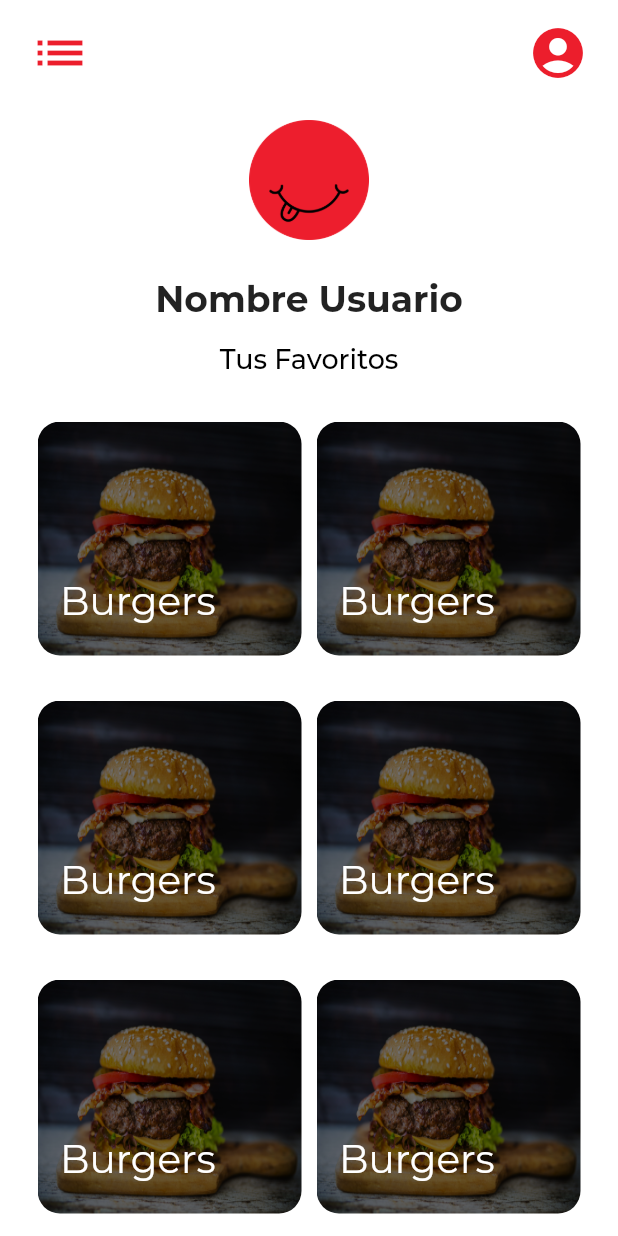
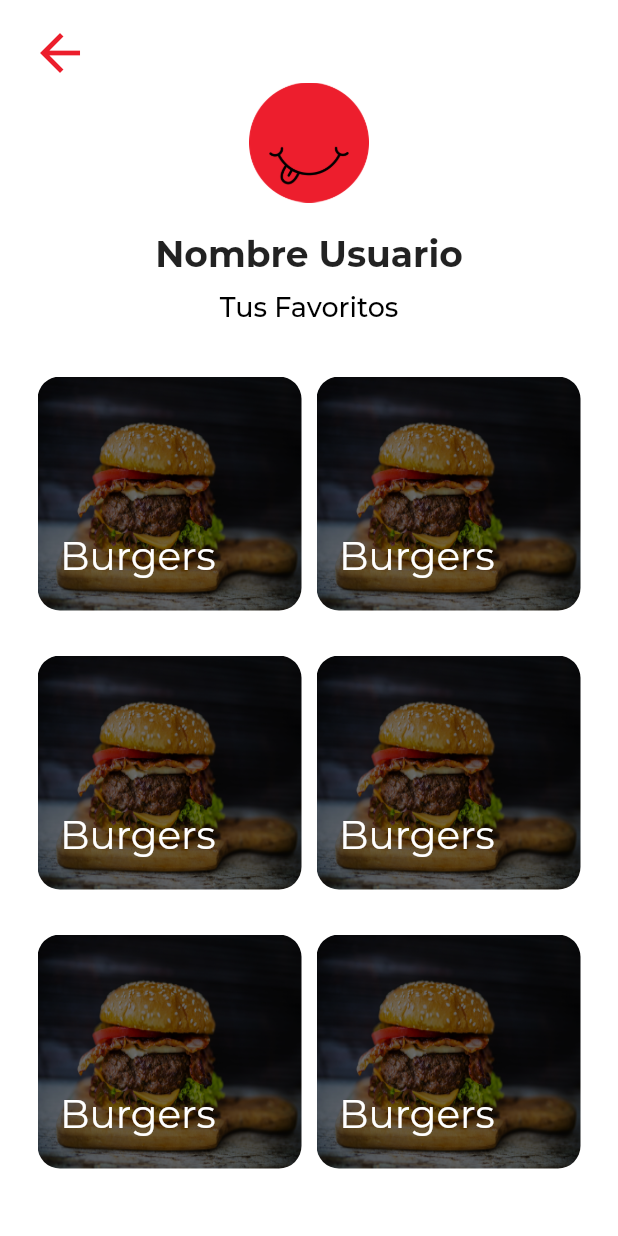
Before and after one commit to JPGarCar/gordos_pero_felices, a Flutter app: the UserScreen screen opened by its route, on a phone screen of 412 x 824 dp. Run offline on Flutter 3.47's test engine with Material 2 defaults, Android fonts, the phone set to English and light mode, and no system bars; our stand-ins replace carousel_slider, cloud_firestore, email_validator, firebase_auth, google_sign_in; missing offline and left inert: flutter_facebook_login, keyboard_visibility; accounts and stored records are empty.

Commit message:
Added title_widget.dart to user_screen.dart. Added correct icons and functionality.

```diff
--- a/lib/screens/user_screen.dart
+++ b/lib/screens/user_screen.dart
@@ -2,6 +2,7 @@ import 'package:flutter/material.dart';
 import 'package:gordos_pero_felizes/constants.dart';
 import 'package:gordos_pero_felizes/models/category.dart';
 import 'package:gordos_pero_felizes/widgets/category_card.dart';
+import 'package:gordos_pero_felizes/widgets/title_widget.dart';
 
 class UserScreen extends StatefulWidget {
   static final String screenId = 'userScreen';
@@ -16,62 +17,25 @@ class _UserScreenState extends State<UserScreen> {
     return SafeArea(
       child: Scaffold(
         backgroundColor: k_whiteColor,
-        bottomSheet: BottomSheet(
-            onClosing: () {},
-            builder: (context) {
-              return SizedBox(
-                height: 20,
-              );
-            }
-            // TODO to be determined,
-            ),
         body: Container(
           padding: k_appPadding,
           child: Column(
             mainAxisAlignment: MainAxisAlignment.spaceBetween,
             children: [
-              Row(
-                mainAxisAlignment: MainAxisAlignment.spaceBetween,
-                children: [
-                  Icon(
-                    Icons.list,
-                    color: k_redColor,
-                    size: k_iconSize,
-                  ),
-                  Icon(
-                    Icons.account_circle,
-                    color: k_redColor,
-                    size: k_iconSize,
-                  ),
-                ],
-              ),
-              // TODO change this to user image
-              Padding(
-                padding: EdgeInsets.symmetric(vertical: 25),
-                child: Container(
-                  height: 80,
-                  child: Image.asset('images/gordos_logo.png'),
+              TitleWidget(
+                leftIcon: Icons.arrow_back,
+                onPressedLeftIcon: () => Navigator.pop(context),
+                mainText: 'Nombre Usuario',
+                textStyle: TextStyle(
+                  fontWeight: FontWeight.w700,
+                  fontSize: 24,
                 ),
-              ),
-              Padding(
-                padding: EdgeInsets.only(bottom: 15),
-                child: Text(
-                  'Nombre Usuario',
-                  style: TextStyle(
-                    fontWeight: FontWeight.w700,
-                    fontSize: 24,
-                  ),
-                ),
-              ),
-              Padding(
-                padding: EdgeInsets.only(bottom: 15),
-                child: Text(
-                  'Tus Favoritos',
-                  style: TextStyle(
-                    fontWeight: FontWeight.w500,
-                    color: Colors.black,
-                    fontSize: 18,
-                  ),
+                isSecondaryText: true,
+                secondaryText: 'Tus Favoritos',
+                secondaryTextStyle: TextStyle(
+                  fontWeight: FontWeight.w500,
+                  color: Colors.black,
+                  fontSize: 18,
                 ),
               ),
               Expanded(
```
